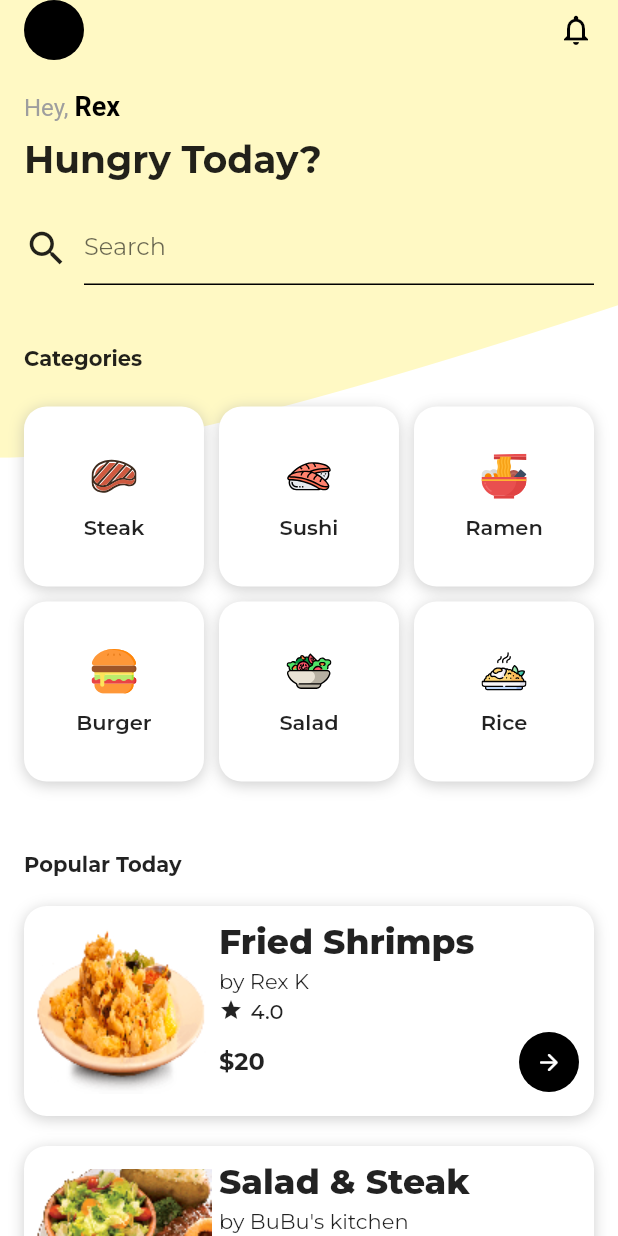
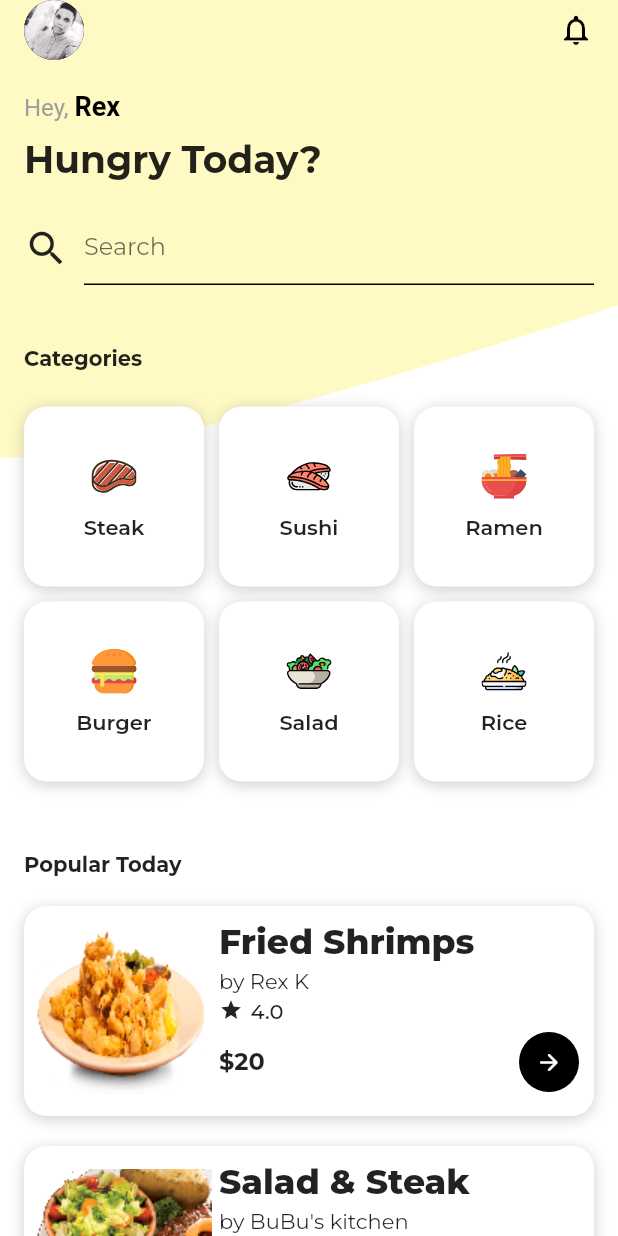
Before and after one commit to Rexsunon/eatz, a Flutter app: the screen it shows after launch, on a phone screen of 412 x 824 dp. Run offline on Flutter 3.47's test engine with Material 2 defaults, Android fonts, the phone set to English and light mode, and no system bars; our stand-ins replace flutter_svg, google_fonts.

```diff
--- a/lib/screens/home/home.dart
+++ b/lib/screens/home/home.dart
@@ -2,6 +2,7 @@ import 'package:eatz/data/data.dart';
 import 'package:eatz/screens/home/components/dish_card.dart';
 import 'package:eatz/screens/home/components/greeting_header.dart';
 import 'package:eatz/screens/home/components/search_field.dart';
+import 'package:eatz/utils/assets.dart';
 import 'package:flutter/material.dart';
 
 import 'components/category_card.dart';
@@ -39,6 +40,7 @@ class _HomeState extends State<Home> {
                       children: [
                         CircleAvatar(
                           backgroundColor: Colors.black,
+                          child: ClipOval(child: Image.asset(Assets.dp)),
                         ),
                         Icon(Icons.notifications_none, color: Colors.black)
                       ],
--- a/lib/utils/assets.dart
+++ b/lib/utils/assets.dart
@@ -3,6 +3,7 @@ class Assets {
   static final String _svg = "assets/svgs";
 
   // Images
+  static final String dp = "$_img/dp.jpg";
   static final String burger_1 = "$_img/burger1.png";
   static final String burger_2 = "$_img/burger2.png";
   static final String friedShrimps = "$_img/fried-shrimps.png";
```
Also changed, not shown: assets/images/dp.jpg (added), 1 other file.
